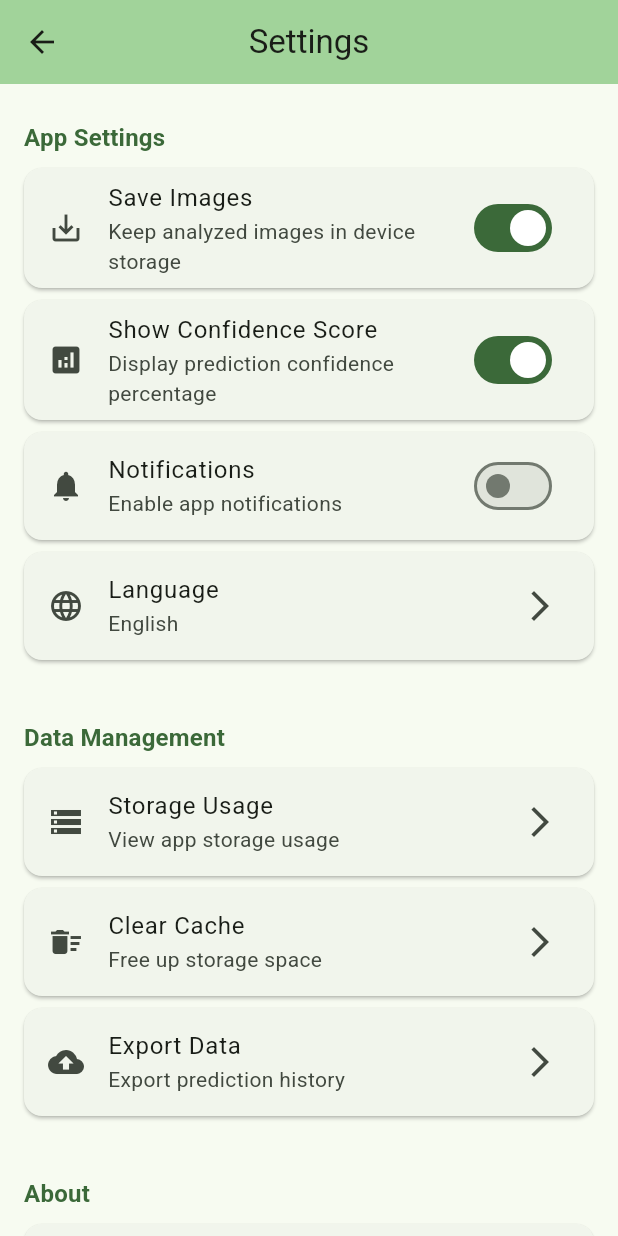
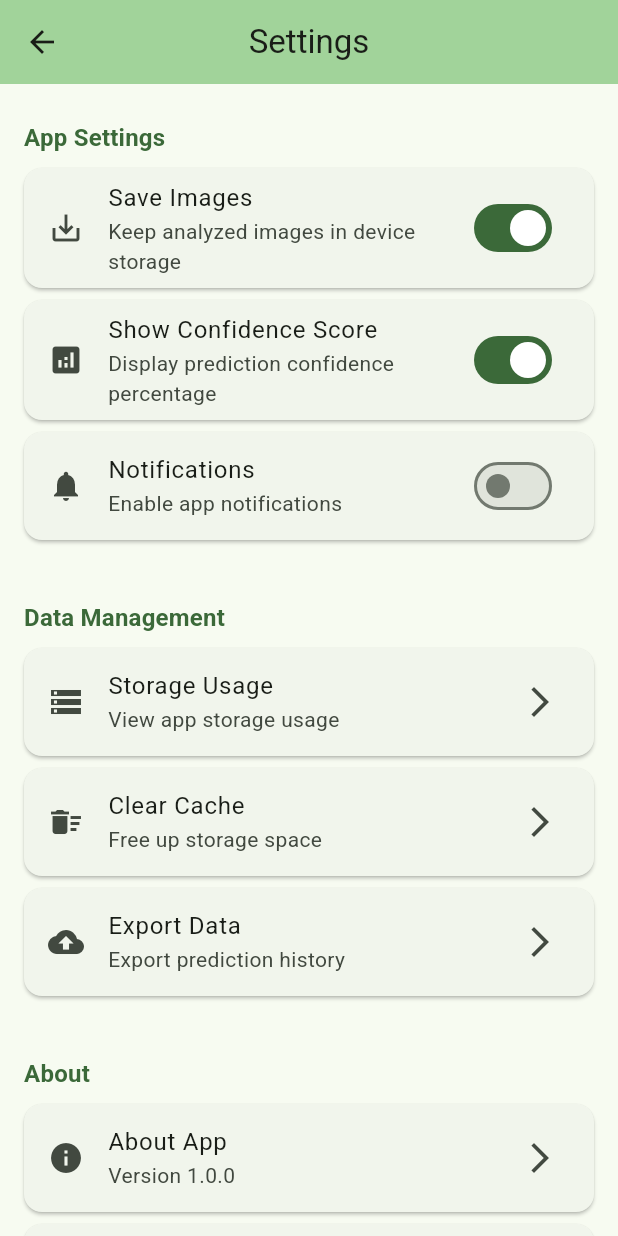
Before and after one commit to Jacobjayk/Plant-Doctor, a Flutter app: the SettingsScreen screen opened directly, on a phone screen of 412 x 824 dp. Run offline on Flutter 3.47's test engine with Material 3 defaults, Android fonts, the phone set to English and light mode, and no system bars; our stand-ins replace flutter_local_notifications, image_picker, share_plus, shared_preferences, sqflite, timezone; missing offline and left inert: tflite_flutter; accounts and stored records are empty.

Commit message:
commente language codes in settings

```diff
--- a/lib/screens/settings_screen.dart
+++ b/lib/screens/settings_screen.dart
@@ -131,13 +131,13 @@ class _SettingsScreenState extends State<SettingsScreen> {
             ),
           ),
 
-          _buildSettingsTile(
-            icon: Icons.language,
-            title: 'Language',
-            subtitle: _selectedLanguage,
-            trailing: const Icon(Icons.arrow_forward_ios),
-            onTap: _showLanguageDialog,
-          ),
+          // _buildSettingsTile(
+          //   icon: Icons.language,
+          //   title: 'Language',
+          //   subtitle: _selectedLanguage,
+          //   trailing: const Icon(Icons.arrow_forward_ios),
+          //   onTap: _showLanguageDialog,
+          // ),
 
           const SizedBox(height: 24),
 
```
